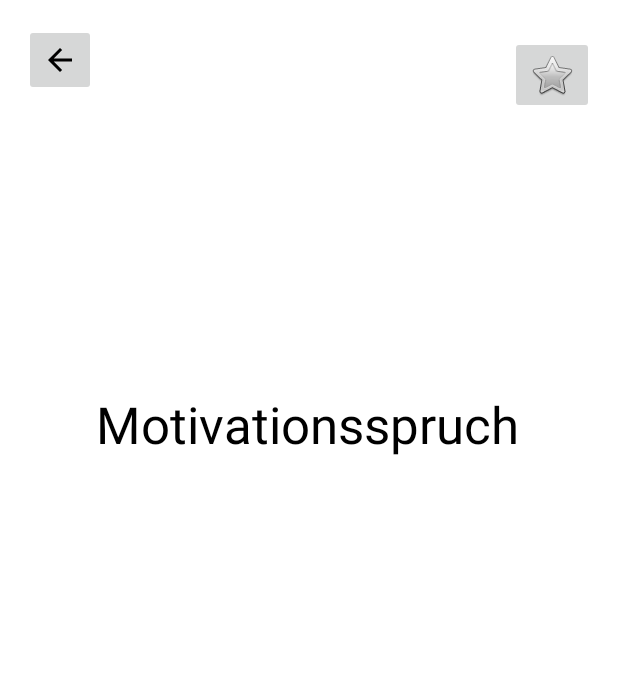
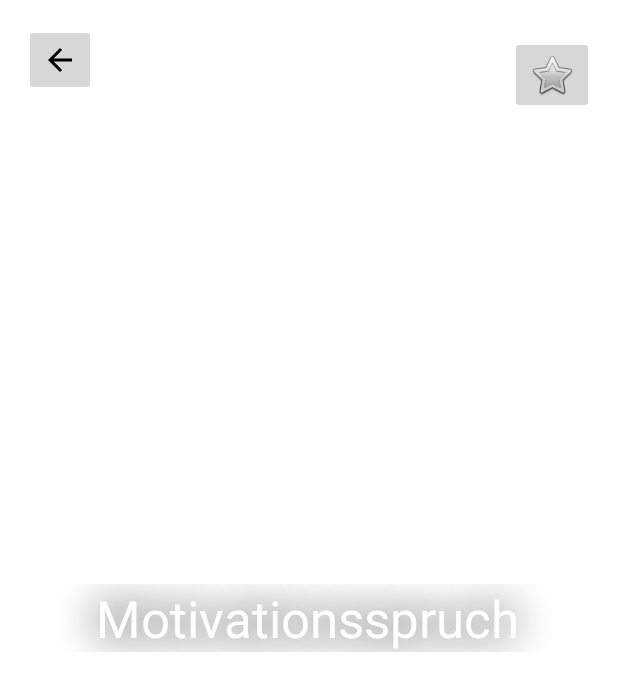
Before and after one commit to MarcelL1989/My_Motivation, an Android app: the screen it shows after launch (MainActivity), after a tap on an icon or button, on a phone screen of 412 x 824 dp. Shown: the top 691 px of the screen. Run offline under Robolectric (Android 15) with nearby library versions, the phone set to English and light mode, and no system bars; our stand-ins replace Picasso, Room's generated code, data binding; pictures from the network do not load; 1 statement that could not run was skipped.

Commit message:
Farbe der Schrift in weiss geändert und Schatten hinzugefügt

```diff
--- a/app/src/main/res/layout/fragment_detail.xml
+++ b/app/src/main/res/layout/fragment_detail.xml
@@ -36,18 +36,22 @@
 
         <TextView
             android:id="@+id/Motivationsspruch"
-            android:layout_width="348dp"
-            android:layout_height="304dp"
+            android:layout_width="344dp"
+            android:layout_height="wrap_content"
+            android:shadowColor="#0B0A0A"
+            android:shadowDx="-1"
+            android:shadowRadius="35"
             android:text="Motivationsspruch"
             android:textAlignment="center"
             android:textAllCaps="false"
-            android:textColor="@color/black"
+            android:textColor="@color/white"
             android:textSize="34sp"
             app:layout_constraintBottom_toBottomOf="parent"
             app:layout_constraintEnd_toEndOf="@+id/motivational_picture"
             app:layout_constraintHorizontal_bias="0.483"
             app:layout_constraintStart_toStartOf="@+id/motivational_picture"
-            app:layout_constraintTop_toTopOf="parent" />
+            app:layout_constraintTop_toTopOf="parent"
+            tools:shadowDy="-1" />
 
         <ImageButton
             android:id="@+id/fav_btn"
```
